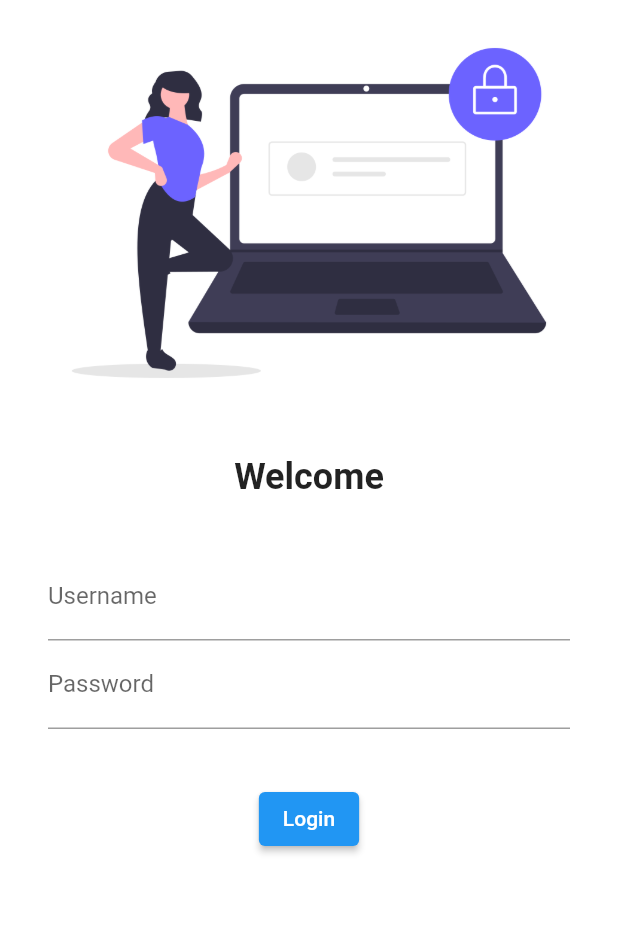
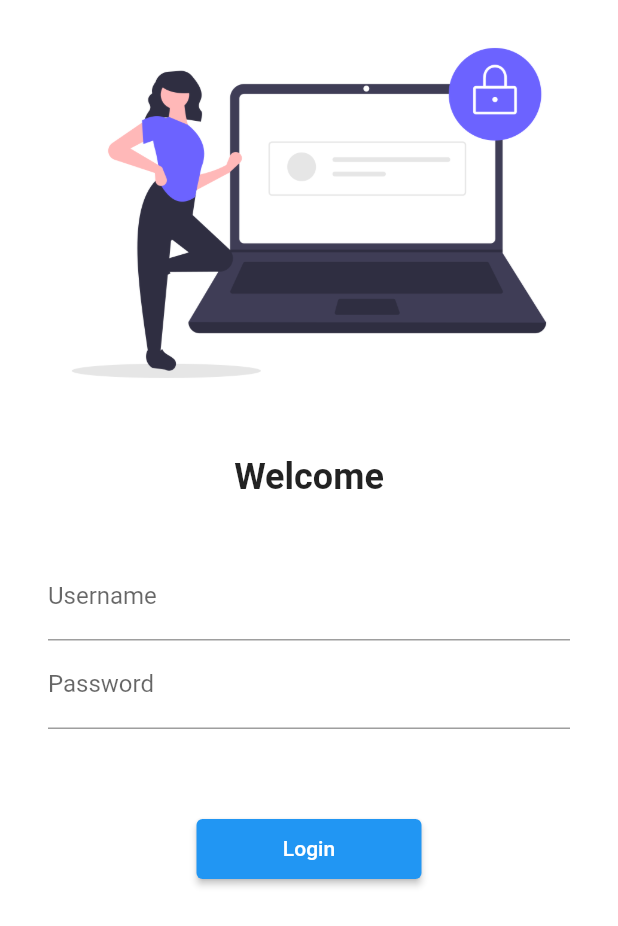
Before and after one commit to barajdebasis/CatalogApp, a Flutter app: the screen it shows after launch, on a phone screen of 412 x 824 dp. Shown: the top 926 px of the screen. Run offline on Flutter 3.47's test engine with Material 2 defaults, Android fonts, the phone set to English and light mode, and no system bars.

Commit message:
intialLogin2

```diff
--- a/lib/login_page.dart
+++ b/lib/login_page.dart
@@ -1,3 +1,4 @@
+import 'package:catalog_app/utils/routes.dart';
 import 'package:flutter/material.dart';
 class LoginPage extends StatefulWidget {
   const LoginPage({Key? key}) : super(key: key);
@@ -11,6 +12,7 @@ class _LoginPageState extends State<LoginPage> {
   Widget build(BuildContext context) {
     return Material(
       color: Colors.white,
+      child: SingleChildScrollView(
         child: Column(
           children: [
             Image.asset(
@@ -45,14 +47,18 @@ class _LoginPageState extends State<LoginPage> {
                 ],
               ),
             ),
-          SizedBox(height: 20,),
+            SizedBox(height: 40,),
             ElevatedButton(
-              onPressed: (){},
+                onPressed: (){
+                  Navigator.pushNamed(context, MyRoutes.homeRoute);
+                },
                 child: Text("Login"),
+                style: TextButton.styleFrom(minimumSize: Size(150,40)),
             ),
 
           ],
         ),
+      ),
     );
   }
 }
--- a/lib/main.dart
+++ b/lib/main.dart
@@ -1,4 +1,5 @@
 import 'package:catalog_app/home_page.dart';
+import 'package:catalog_app/utils/routes.dart';
 import 'package:flutter/material.dart';
 import 'login_page.dart';
 
@@ -16,7 +17,8 @@ class MyApp extends StatelessWidget {
       debugShowCheckedModeBanner: false,
       routes: {
         "/":(context)=>LoginPage(),
-        "/homepage":(context)=>HomePage(),
+        MyRoutes.homeRoute:(context)=>HomePage(),
+        MyRoutes.loginRoute:(context)=>LoginPage(),
 
       },
     );
--- /dev/null
+++ b/lib/utils/routes.dart
@@ -0,0 +1,5 @@
+class MyRoutes{
+  static String loginRoute="/login";
+  static String homeRoute="/home";
+
+}
```
Also changed, not shown: lib/home_page.dart (+10 -1 lines). Lines whose indentation alone changed are shown as unchanged.
